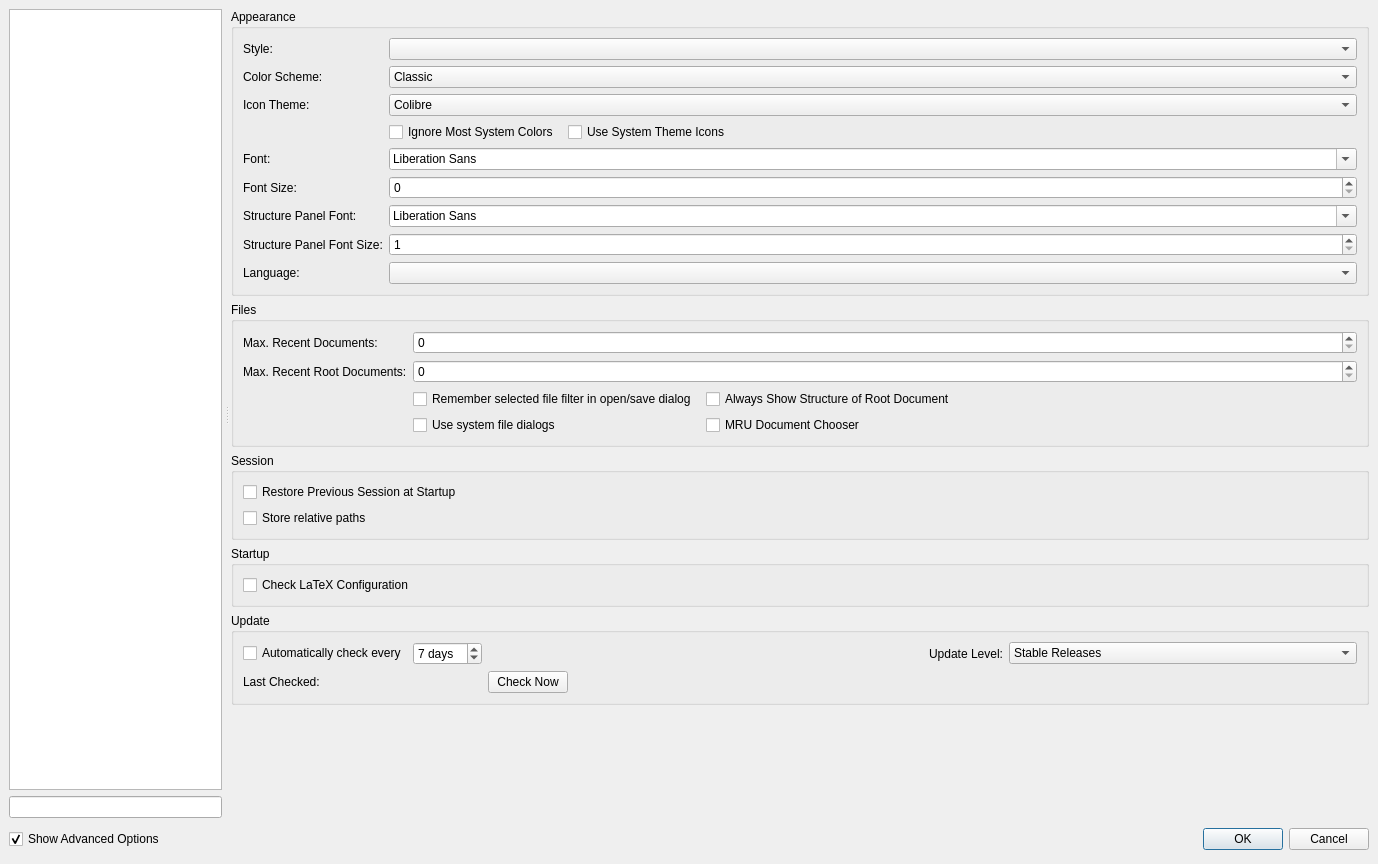
This is src/configdialog.ui in xyzzyx99/texstudio as Qt 5 draws it before an edit. The edited form follows.
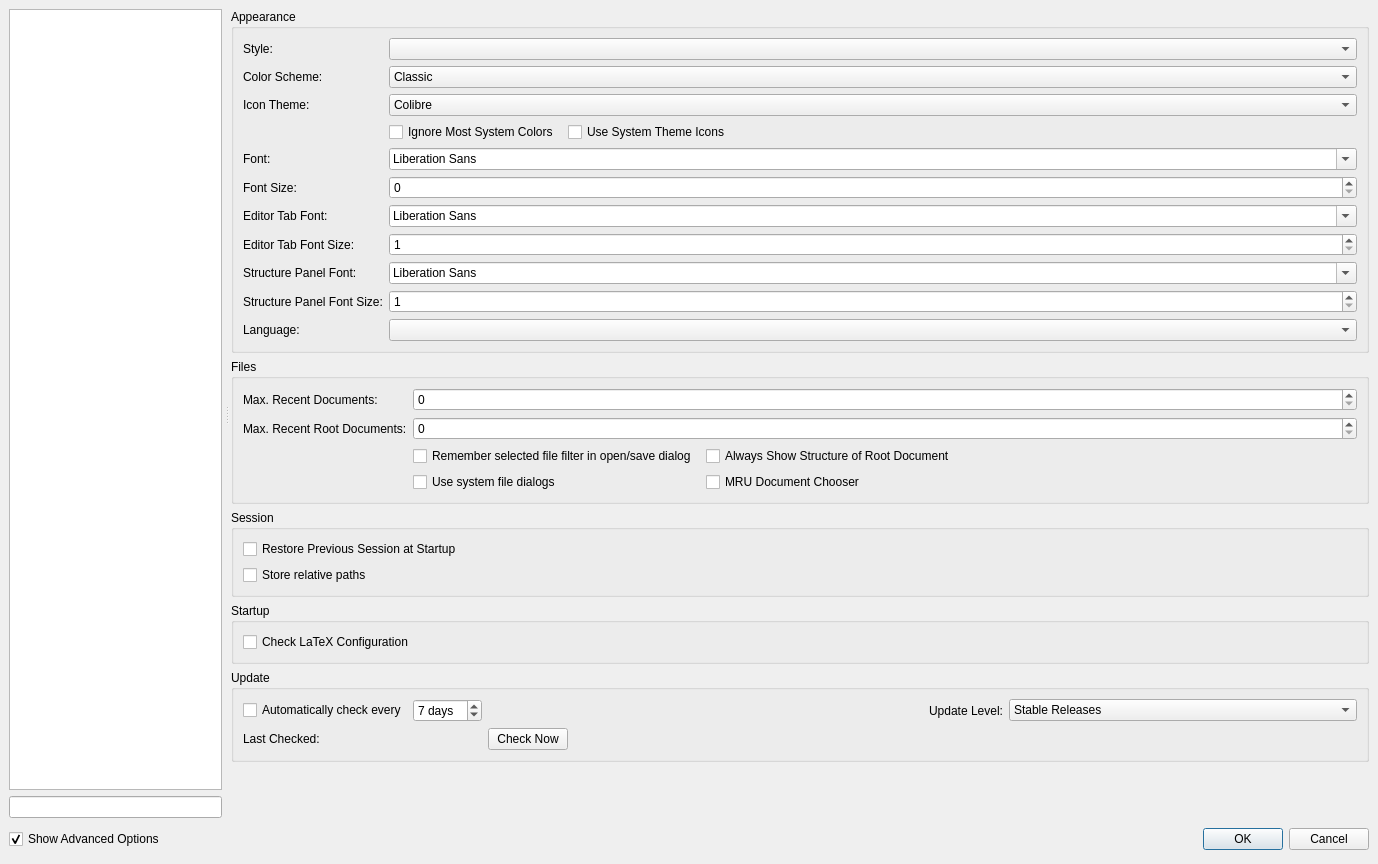
This is the edited form. The open tabs and pages were chosen to show the change. Icons and pictures are not drawn.

Commit message: Add independent editor tab font settings

Diff of the .ui file:
```diff
--- a/src/configdialog.ui
+++ b/src/configdialog.ui
@@ -187,7 +187,7 @@
                     </property>
                    </widget>
                   </item>
-                  <item row="10" column="1" colspan="3">
+                  <item row="12" column="1" colspan="3">
                    <widget class="QComboBox" name="comboBoxLanguage">
                     <property name="sizePolicy">
                      <sizepolicy hsizetype="Expanding" vsizetype="Preferred">
@@ -220,7 +220,7 @@
                     </property>
                    </widget>
                   </item>
-                  <item row="10" column="0">
+                  <item row="12" column="0">
                    <widget class="QLabel" name="label_9">
                     <property name="sizePolicy">
                      <sizepolicy hsizetype="Minimum" vsizetype="Preferred">
@@ -279,13 +279,50 @@
                    </widget>
                   </item>
                   <item row="7" column="0">
+                   <widget class="QLabel" name="labelEditorTabFont">
+                    <property name="text">
+                     <string>Editor Tab Font:</string>
+                    </property>
+                   </widget>
+                  </item>
+                  <item row="7" column="1" colspan="3">
+                   <widget class="QFontComboBox" name="comboBoxEditorTabFont">
+                    <property name="sizePolicy">
+                     <sizepolicy hsizetype="Expanding" vsizetype="Preferred">
+                      <horstretch>0</horstretch>
+                      <verstretch>0</verstretch>
+                     </sizepolicy>
+                    </property>
+                   </widget>
+                  </item>
+                  <item row="8" column="0">
+                   <widget class="QLabel" name="labelEditorTabFontSize">
+                    <property name="text">
+                     <string>Editor Tab Font Size:</string>
+                    </property>
+                   </widget>
+                  </item>
+                  <item row="8" column="1" colspan="3">
+                   <widget class="QSpinBox" name="spinBoxEditorTabFontSize">
+                    <property name="sizePolicy">
+                     <sizepolicy hsizetype="Expanding" vsizetype="Preferred">
+                      <horstretch>0</horstretch>
+                      <verstretch>0</verstretch>
+                     </sizepolicy>
+                    </property>
+                    <property name="minimum">
+                     <number>1</number>
+                    </property>
+                   </widget>
+                  </item>
+                  <item row="9" column="0">
                    <widget class="QLabel" name="labelStructurePanelFont">
                     <property name="text">
                      <string>Structure Panel Font:</string>
                     </property>
                    </widget>
                   </item>
-                  <item row="7" column="1" colspan="3">
+                  <item row="9" column="1" colspan="3">
                    <widget class="QFontComboBox" name="comboBoxStructurePanelFont">
                     <property name="sizePolicy">
                      <sizepolicy hsizetype="Expanding" vsizetype="Preferred">
@@ -295,14 +332,14 @@
                     </property>
                    </widget>
                   </item>
-                  <item row="8" column="0">
+                  <item row="10" column="0">
                    <widget class="QLabel" name="labelStructurePanelFontSize">
                     <property name="text">
                      <string>Structure Panel Font Size:</string>
                     </property>
                    </widget>
                   </item>
-                  <item row="8" column="1" colspan="3">
+                  <item row="10" column="1" colspan="3">
                    <widget class="QSpinBox" name="spinBoxStructurePanelFontSize">
                     <property name="sizePolicy">
                      <sizepolicy hsizetype="Expanding" vsizetype="Preferred">
```
Left out of the diff: 2 changed lines with no effect on the pictures. The commit also changes 6 other files.
